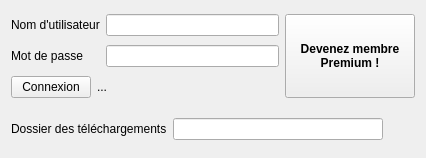
Before: the Qt Designer form sources/context/interface/configsectionrepository.ui in davy7125/polyphone, drawn with Qt 5.
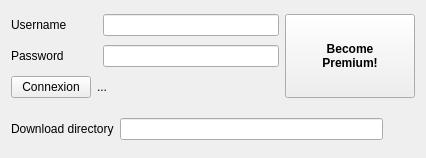
After: the same form once the commit is applied. The open tabs and pages were chosen to show the change.

```diff
--- a/sources/context/interface/configsectionrepository.ui
+++ b/sources/context/interface/configsectionrepository.ui
@@ -17,7 +17,7 @@
    <item row="0" column="0" colspan="2">
     <widget class="QLabel" name="label_5">
      <property name="text">
-      <string>Nom d'utilisateur</string>
+      <string>Username</string>
      </property>
     </widget>
    </item>
@@ -111,8 +111,8 @@
           <cursorShape>PointingHandCursor</cursorShape>
          </property>
          <property name="text">
-          <string>Devenez membre
-Premium !</string>
+          <string>Become
+Premium!</string>
          </property>
          <property name="iconSize">
           <size>
@@ -252,7 +252,7 @@
    <item row="1" column="0" colspan="2">
     <widget class="QLabel" name="label_34">
      <property name="text">
-      <string>Mot de passe</string>
+      <string>Password</string>
      </property>
     </widget>
    </item>
@@ -271,7 +271,7 @@
      <item>
       <widget class="QLabel" name="label_35">
        <property name="text">
-        <string>Dossier des téléchargements</string>
+        <string>Download directory</string>
        </property>
       </widget>
      </item>
```
Left out of the diff: 4 changed lines with no effect on the pictures.
